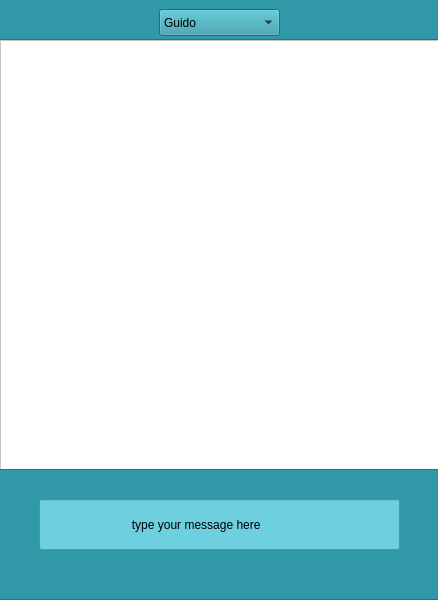
Qt form mainwindow.ui (rzonnie/PIA) before a commit.
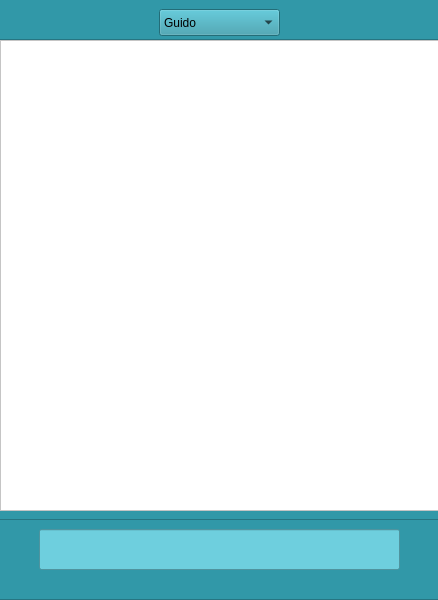
The same form after that commit.

Diff of the .ui file:
```diff
--- a/mainwindow.ui
+++ b/mainwindow.ui
@@ -75,7 +75,7 @@
        <x>0</x>
        <y>50</y>
        <width>441</width>
-       <height>431</height>
+       <height>481</height>
       </rect>
      </property>
      <property name="widgetResizable">
@@ -87,7 +87,7 @@
         <x>0</x>
         <y>0</y>
         <width>439</width>
-        <height>429</height>
+        <height>479</height>
        </rect>
       </property>
       <widget class="QTextEdit" name="dialogueBox">
@@ -96,7 +96,7 @@
          <x>0</x>
          <y>0</y>
          <width>441</width>
-         <height>441</height>
+         <height>471</height>
         </rect>
        </property>
        <property name="styleSheet">
@@ -112,16 +112,16 @@
      <property name="geometry">
       <rect>
        <x>40</x>
-       <y>510</y>
+       <y>540</y>
        <width>361</width>
-       <height>51</height>
+       <height>41</height>
       </rect>
      </property>
      <property name="styleSheet">
       <string notr="true">background-color : #6ecfde;</string>
      </property>
      <property name="text">
-      <string>                           type your message here</string>
+      <string/>
      </property>
     </widget>
    </widget>
```
Left out of the diff: 7 changed lines with no effect on the pictures.
